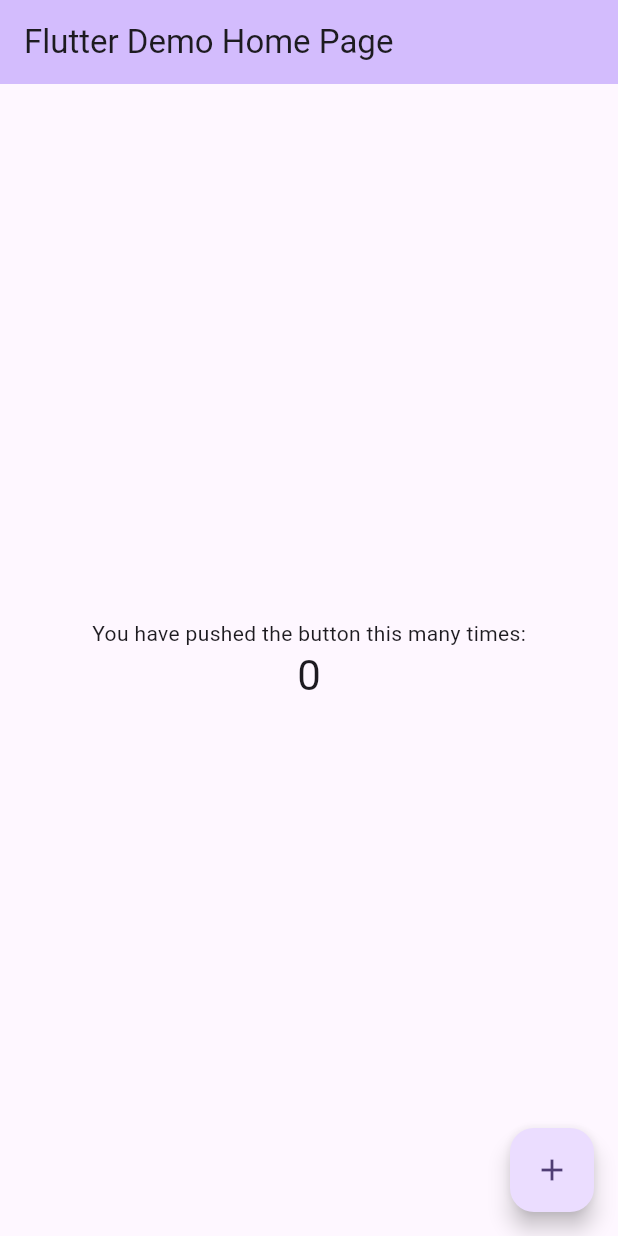
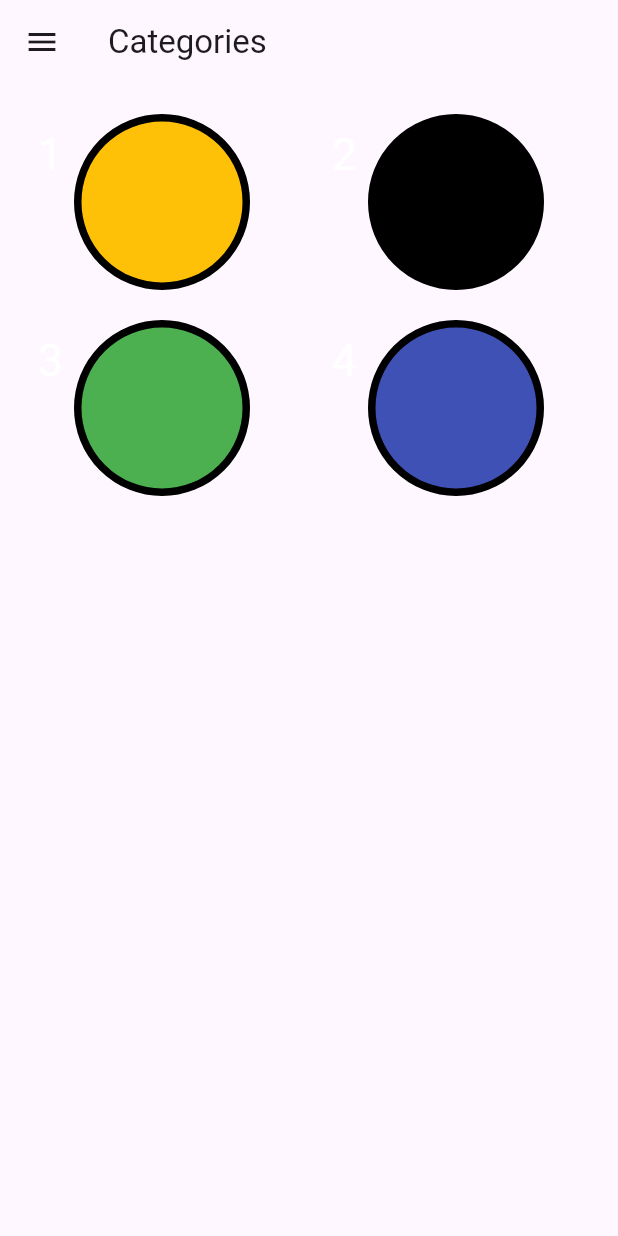
Before and after one commit to muqaddas-moeen/meal-app, a Flutter app: the screen it shows after launch, on a phone screen of 412 x 824 dp. Run offline on Flutter 3.47's test engine with Material 2 defaults, Android fonts, the phone set to English and light mode, and no system bars.

Commit message:
make category

```diff
--- a/lib/main.dart
+++ b/lib/main.dart
@@ -1,4 +1,5 @@
 import 'package:flutter/material.dart';
+import 'package:meal_app/widgets/main_categories.dart';
 
 void main() {
   runApp(const MyApp());
@@ -7,119 +8,15 @@ void main() {
 class MyApp extends StatelessWidget {
   const MyApp({super.key});
 
-  // This widget is the root of your application.
   @override
   Widget build(BuildContext context) {
     return MaterialApp(
       title: 'Flutter Demo',
       theme: ThemeData(
-        // This is the theme of your application.
-        //
-        // TRY THIS: Try running your application with "flutter run". You'll see
-        // the application has a blue toolbar. Then, without quitting the app,
-        // try changing the seedColor in the colorScheme below to Colors.green
-        // and then invoke "hot reload" (save your changes or press the "hot
-        // reload" button in a Flutter-supported IDE, or press "r" if you used
-        // the command line to start the app).
-        //
-        // Notice that the counter didn't reset back to zero; the application
-        // state is not lost during the reload. To reset the state, use hot
-        // restart instead.
-        //
-        // This works for code too, not just values: Most code changes can be
-        // tested with just a hot reload.
         colorScheme: ColorScheme.fromSeed(seedColor: Colors.deepPurple),
         useMaterial3: true,
       ),
-      home: const MyHomePage(title: 'Flutter Demo Home Page'),
+      home: const Categories(),
     );
   }
 }
-
-class MyHomePage extends StatefulWidget {
-  const MyHomePage({super.key, required this.title});
-
-  // This widget is the home page of your application. It is stateful, meaning
-  // that it has a State object (defined below) that contains fields that affect
-  // how it looks.
-
-  // This class is the configuration for the state. It holds the values (in this
-  // case the title) provided by the parent (in this case the App widget) and
-  // used by the build method of the State. Fields in a Widget subclass are
-  // always marked "final".
-
-  final String title;
-
-  @override
-  State<MyHomePage> createState() => _MyHomePageState();
-}
-
-class _MyHomePageState extends State<MyHomePage> {
-  int _counter = 0;
-
-  void _incrementCounter() {
-    setState(() {
-      // This call to setState tells the Flutter framework that something has
-      // changed in this State, which causes it to rerun the build method below
-      // so that the display can reflect the updated values. If we changed
-      // _counter without calling setState(), then the build method would not be
-      // called again, and so nothing would appear to happen.
-      _counter++;
-    });
-  }
-
-  @override
-  Widget build(BuildContext context) {
-    // This method is rerun every time setState is called, for instance as done
-    // by the _incrementCounter method above.
-    //
-    // The Flutter framework has been optimized to make rerunning build methods
-    // fast, so that you can just rebuild anything that needs updating rather
-    // than having to individually change instances of widgets.
-    return Scaffold(
-      appBar: AppBar(
-        // TRY THIS: Try changing the color here to a specific color (to
-        // Colors.amber, perhaps?) and trigger a hot reload to see the AppBar
-        // change color while the other colors stay the same.
-        backgroundColor: Theme.of(context).colorScheme.inversePrimary,
-        // Here we take the value from the MyHomePage object that was created by
-        // the App.build method, and use it to set our appbar title.
-        title: Text(widget.title),
-      ),
-      body: Center(
-        // Center is a layout widget. It takes a single child and positions it
-        // in the middle of the parent.
-        child: Column(
-          // Column is also a layout widget. It takes a list of children and
-          // arranges them vertically. By default, it sizes itself to fit its
-          // children horizontally, and tries to be as tall as its parent.
-          //
-          // Column has various properties to control how it sizes itself and
-          // how it positions its children. Here we use mainAxisAlignment to
-          // center the children vertically; the main axis here is the vertical
-          // axis because Columns are vertical (the cross axis would be
-          // horizontal).
-          //
-          // TRY THIS: Invoke "debug painting" (choose the "Toggle Debug Paint"
-          // action in the IDE, or press "p" in the console), to see the
-          // wireframe for each widget.
-          mainAxisAlignment: MainAxisAlignment.center,
-          children: <Widget>[
-            const Text(
-              'You have pushed the button this many times:',
-            ),
-            Text(
-              '$_counter',
-              style: Theme.of(context).textTheme.headlineMedium,
-            ),
-          ],
-        ),
-      ),
-      floatingActionButton: FloatingActionButton(
-        onPressed: _incrementCounter,
-        tooltip: 'Increment',
-        child: const Icon(Icons.add),
-      ), // This trailing comma makes auto-formatting nicer for build methods.
-    );
-  }
-}
--- /dev/null
+++ b/lib/models/categories.dart
@@ -0,0 +1,12 @@
+import 'package:flutter/material.dart';
+
+class Categories {
+  Categories(
+      {required this.id,
+      required this.title,
+      this.color = const Color.fromARGB(255, 143, 88, 88)});
+
+  final String id;
+  final String title;
+  final Color color;
+}
--- /dev/null
+++ b/lib/theme/color.dart
@@ -0,0 +1,12 @@
+import 'package:flutter/material.dart';
+
+const paleCerulean = Color(0XFF9BB8ED);
+const LightPastelPurple = Color(0XFFA39FE1);
+const Thistle = Color(0XFFDEB3E0);
+const ClassicRose = Color(0XFFFEC6DF);
+const piggyPink = Color(0XFFFFDDE4);
+const papayaWhip = Color(0XFFFEECD6);
+const babyPink = Color(0XFDEBF3);
+const pink = Color(0XFCDBE6);
+const purple = Color(0XD5CFE6);
+const pastelGreen = Color(0XDAF0E6);
--- /dev/null
+++ b/lib/widgets/main_categories.dart
@@ -0,0 +1,75 @@
+import 'package:flutter/material.dart';
+import 'package:meal_app/theme/color.dart';
+
+class Categories extends StatelessWidget {
+  const Categories({super.key});
+
+  @override
+  Widget build(BuildContext context) {
+    return Scaffold(
+      appBar: AppBar(
+        title: const Text('Categories'),
+      ),
+      body: Padding(
+        padding: const EdgeInsets.all(20.0),
+        child: GridView(
+          gridDelegate: const SliverGridDelegateWithFixedCrossAxisCount(
+            crossAxisCount: 2,
+            childAspectRatio: 3 / 2,
+            mainAxisSpacing: 20,
+            crossAxisSpacing: 20,
+          ),
+          children: [
+            Container(
+              decoration: BoxDecoration(
+                shape: BoxShape.circle,
+                border: Border.all(width: 5.0),
+                color: Colors.amber,
+              ),
+              child: const Text(
+                '1',
+                style: TextStyle(color: Colors.white, fontSize: 30),
+              ),
+            ),
+            Container(
+              decoration: BoxDecoration(
+                shape: BoxShape.circle,
+                border: Border.all(width: 5.0),
+                color: Colors.black,
+              ),
+              child: const Text(
+                '2',
+                style: TextStyle(color: Colors.white, fontSize: 30),
+              ),
+            ),
+            Container(
+              decoration: BoxDecoration(
+                shape: BoxShape.circle,
+                border: Border.all(width: 5.0),
+                color: Colors.green,
+              ),
+              child: const Text(
+                '3',
+                style: TextStyle(color: Colors.white, fontSize: 30),
+              ),
+            ),
+            Container(
+              decoration: BoxDecoration(
+                shape: BoxShape.circle,
+                border: Border.all(width: 5.0),
+                color: Colors.indigo,
+              ),
+              child: const Text(
+                '4',
+                style: TextStyle(color: Colors.white, fontSize: 30),
+              ),
+            ),
+          ],
+        ),
+      ),
+      drawer: const Drawer(
+        backgroundColor: Colors.black,
+      ),
+    );
+  }
+}
```
